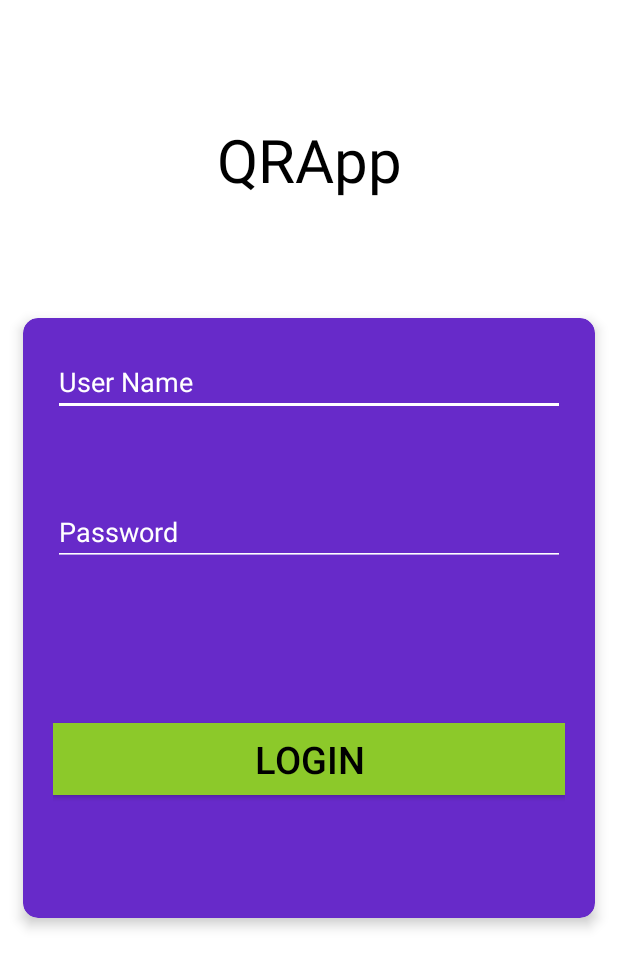
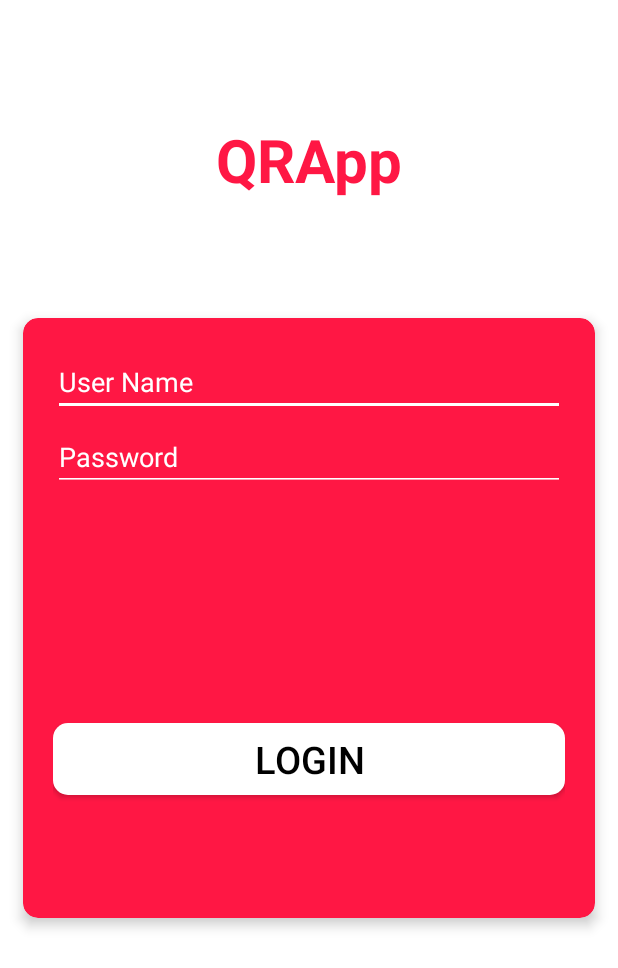
Before and after one commit to husainunwalla/QRCode-Inventory-Management, an Android app: the screen it shows after launch (Login), on a phone screen of 412 x 824 dp. Shown: the top 968 px of the screen. Run offline under Robolectric (Android 15) with nearby library versions, the phone set to English and light mode, and no system bars; our stand-ins replace Firebase (no records; nobody signed in at launch, a user with empty details on screens opened directly).

Commit message:
UI Changes

```diff
--- a/app/src/main/res/drawable/divider8p.xml
+++ b/app/src/main/res/drawable/divider8p.xml
@@ -1,5 +1,5 @@
 <?xml version="1.0" encoding="utf-8"?>
 <shape xmlns:android="http://schemas.android.com/apk/res/android" android:shape="rectangle">
     <solid android:color="#00FFFFFF"/>
-    <size android:width="18dp" android:height="18dp"/>
+    <size android:width="30dp" android:height="30dp"/>
 </shape>
--- a/app/src/main/res/layout/activity_login.xml
+++ b/app/src/main/res/layout/activity_login.xml
@@ -14,7 +14,7 @@
         android:layout_marginStart="15dp"
         android:layout_marginEnd="15dp"
         android:background="#00FF9100"
-        app:cardBackgroundColor="#672AC9"
+        app:cardBackgroundColor="#FF1744"
         app:cardCornerRadius="10dp"
         app:cardElevation="5dp"
         app:cardMaxElevation="5dp"
@@ -45,7 +45,7 @@
                 android:id="@+id/passwordEditText"
                 android:layout_width="match_parent"
                 android:layout_height="wrap_content"
-                android:layout_marginTop="100sp"
+                android:layout_marginTop="50dp"
                 android:backgroundTint="#FFFFFF"
                 android:ems="10"
                 android:hint="Password"
@@ -62,7 +62,7 @@
                 android:layout_marginTop="250sp"
                 android:layout_marginEnd="0sp"
                 android:layout_marginBottom="0sp"
-                android:background="#8CC92A"
+                android:background="@drawable/rounded_button"
                 android:text="Login"
                 android:textColor="#000000"
                 android:textSize="25sp" />
@@ -74,10 +74,14 @@
         android:id="@+id/textView"
         android:layout_width="wrap_content"
         android:layout_height="wrap_content"
+        android:fontFamily="sans-serif"
         android:padding="10dp"
         android:text="QRApp"
-        android:textColor="#000000"
+        android:textAllCaps="false"
+        android:textAppearance="@style/TextAppearance.AppCompat.Body1"
+        android:textColor="#ff1744"
         android:textSize="40sp"
+        android:textStyle="bold"
         app:layout_constraintBottom_toTopOf="@+id/cardView"
         app:layout_constraintEnd_toEndOf="parent"
         app:layout_constraintHorizontal_bias="0.5"
```
Also changed, not shown: app/src/main/res/drawable/rounded_scroll.xml (added, +11 -0 lines), app/src/main/res/layout/activity_welcome.xml (+3 -6 lines).
